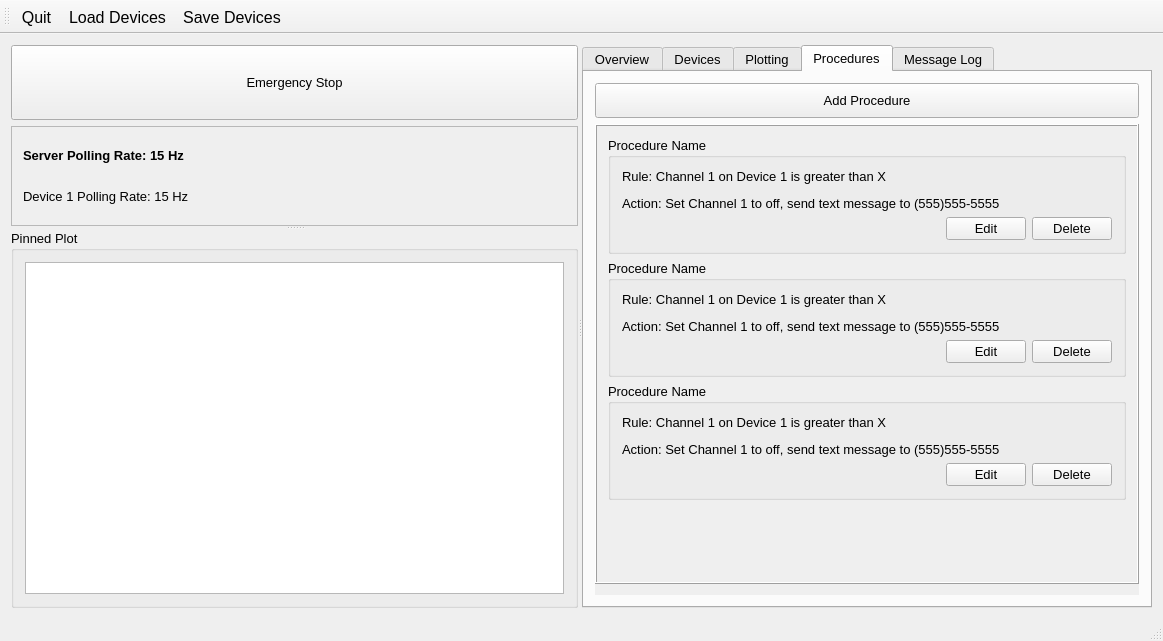
The window that Software/ControlSystem/qt/designer/MainWindow.ui (DanielWinklehner/Ion-Source-Control-System) describes before a commit, drawn with Qt 5.
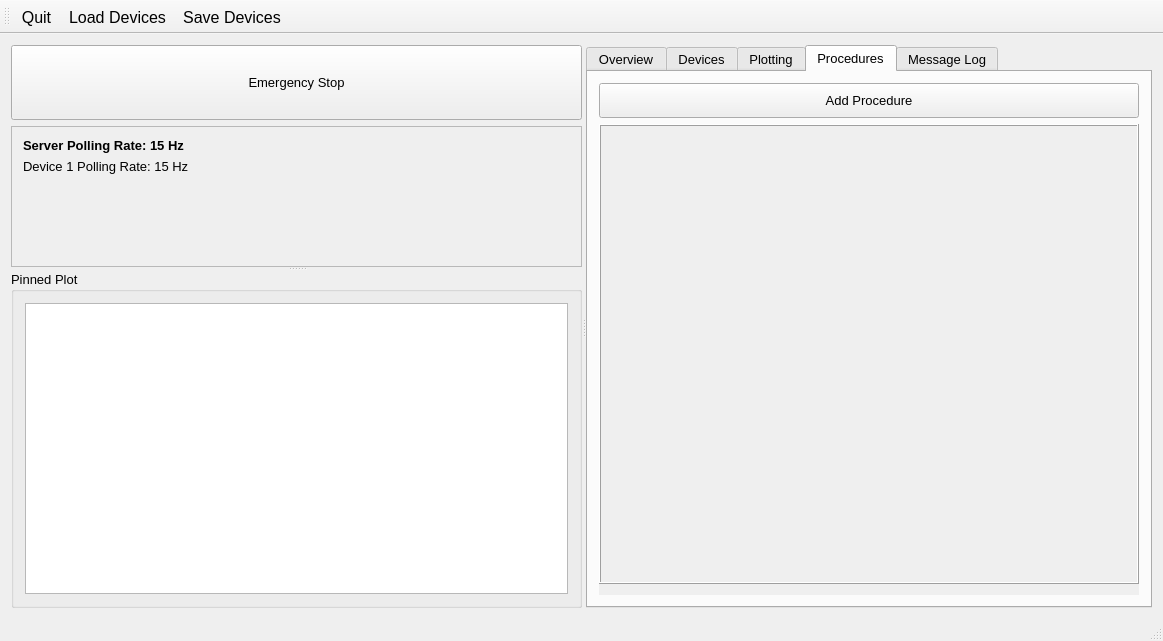
The same window after the commit. The open tabs and pages were chosen to show the change. Custom widgets are drawn as their Qt base class.

The edit to the form file:
```diff
--- a/Software/ControlSystem/qt/designer/MainWindow.ui
+++ b/Software/ControlSystem/qt/designer/MainWindow.ui
@@ -171,6 +171,19 @@
               </property>
              </widget>
             </item>
+            <item>
+             <spacer name="verticalSpacer">
+              <property name="orientation">
+               <enum>Qt::Vertical</enum>
+              </property>
+              <property name="sizeHint" stdset="0">
+               <size>
+                <width>20</width>
+                <height>40</height>
+               </size>
+              </property>
+             </spacer>
+            </item>
            </layout>
           </widget>
           <widget class="QGroupBox" name="gbPinnedPlot">
@@ -505,8 +518,8 @@
              <rect>
               <x>0</x>
               <y>0</y>
-              <width>523</width>
-              <height>575</height>
+              <width>577</width>
+              <height>461</height>
              </rect>
             </property>
             <layout class="QGridLayout" name="gridLayout_10">
@@ -535,192 +548,7 @@
                <property name="frameShadow">
                 <enum>QFrame::Raised</enum>
                </property>
-               <layout class="QVBoxLayout" name="verticalLayout_4">
-                <item>
-                 <widget class="QGroupBox" name="groupBox">
-                  <property name="maximumSize">
-                   <size>
-                    <width>16777215</width>
-                    <height>300</height>
-                   </size>
-                  </property>
-                  <property name="title">
-                   <string>Procedure Name</string>
-                  </property>
-                  <layout class="QGridLayout" name="gridLayout_8">
-                   <item row="0" column="0">
-                    <widget class="QLabel" name="label">
-                     <property name="text">
-                      <string>&lt;html&gt;&lt;head/&gt;&lt;body&gt;&lt;p&gt;Rule: Channel 1 on Device 1 is greater than X&lt;/p&gt;&lt;p&gt;Action: Set Channel 1 to off, send text message to (555)555-5555&lt;/p&gt;&lt;/body&gt;&lt;/html&gt;</string>
-                     </property>
-                     <property name="wordWrap">
-                      <bool>true</bool>
-                     </property>
-                    </widget>
-                   </item>
-                   <item row="1" column="0">
-                    <layout class="QHBoxLayout" name="horizontalLayout">
-                     <item>
-                      <spacer name="horizontalSpacer">
-                       <property name="orientation">
-                        <enum>Qt::Horizontal</enum>
-                       </property>
-                       <property name="sizeHint" stdset="0">
-                        <size>
-                         <width>40</width>
-                         <height>20</height>
-                        </size>
-                       </property>
-                      </spacer>
-                     </item>
-                     <item>
-                      <widget class="QPushButton" name="pushButton">
-                       <property name="text">
-                        <string>Edit</string>
-                       </property>
-                      </widget>
-                     </item>
-                     <item>
-                      <widget class="QPushButton" name="pushButton_2">
-                       <property name="text">
-                        <string>Delete</string>
-                       </property>
-                      </widget>
-                     </item>
-                    </layout>
-                   </item>
-                  </layout>
-                 </widget>
-                </item>
-                <item>
-                 <widget class="QGroupBox" name="groupBox_2">
-                  <property name="maximumSize">
-                   <size>
-                    <width>16777215</width>
-                    <height>300</height>
-                   </size>
-                  </property>
-                  <property name="title">
-                   <string>Procedure Name</string>
-                  </property>
-                  <layout class="QGridLayout" name="gridLayout_11">
-                   <item row="0" column="0">
-                    <widget class="QLabel" name="label_3">
-                     <property name="text">
-                      <string>&lt;html&gt;&lt;head/&gt;&lt;body&gt;&lt;p&gt;Rule: Channel 1 on Device 1 is greater than X&lt;/p&gt;&lt;p&gt;Action: Set Channel 1 to off, send text message to (555)555-5555&lt;/p&gt;&lt;/body&gt;&lt;/html&gt;</string>
-                     </property>
-                     <property name="wordWrap">
-                      <bool>true</bool>
-                     </property>
-                    </widget>
-                   </item>
-                   <item row="1" column="0">
-                    <layout class="QHBoxLayout" name="horizontalLayout_3">
-                     <item>
-                      <spacer name="horizontalSpacer_2">
-                       <property name="orientation">
-                        <enum>Qt::Horizontal</enum>
-                       </property>
-                       <property name="sizeHint" stdset="0">
-                        <size>
-                         <width>40</width>
-                         <height>20</height>
-                        </size>
-                       </property>
-                      </spacer>
-                     </item>
-                     <item>
-                      <widget class="QPushButton" name="pushButton_3">
-                       <property name="text">
-                        <string>Edit</string>
-                       </property>
-                      </widget>
-                     </item>
-                     <item>
-                      <widget class="QPushButton" name="pushButton_4">
-                       <property name="text">
-                        <string>Delete</string>
-                       </property>
-                      </widget>
-                     </item>
-                    </layout>
-                   </item>
-                  </layout>
-                 </widget>
-                </item>
-                <item>
-                 <widget class="QGroupBox" name="groupBox_3">
-                  <property name="maximumSize">
-                   <size>
-                    <width>16777215</width>
-                    <height>300</height>
-                   </size>
-                  </property>
-                  <property name="title">
-                   <string>Procedure Name</string>
-                  </property>
-                  <layout class="QGridLayout" name="gridLayout_12">
-                   <item row="0" column="0">
-                    <widget class="QLabel" name="label_4">
-                     <property name="text">
-                      <string>&lt;html&gt;&lt;head/&gt;&lt;body&gt;&lt;p&gt;Rule: Channel 1 on Device 1 is greater than X&lt;/p&gt;&lt;p&gt;Action: Set Channel 1 to off, send text message to (555)555-5555&lt;/p&gt;&lt;/body&gt;&lt;/html&gt;</string>
-                     </property>
-                     <property name="wordWrap">
-                      <bool>true</bool>
-                     </property>
-                    </widget>
-                   </item>
-                   <item row="1" column="0">
-                    <layout class="QHBoxLayout" name="horizontalLayout_4">
-                     <item>
-                      <spacer name="horizontalSpacer_3">
-                       <property name="orientation">
-                        <enum>Qt::Horizontal</enum>
-                       </property>
-                       <property name="sizeHint" stdset="0">
-                        <size>
-                         <width>40</width>
-                         <height>20</height>
-                        </size>
-                       </property>
-                      </spacer>
-                     </item>
-                     <item>
-                      <widget class="QPushButton" name="pushButton_5">
-                       <property name="text">
-                        <string>Edit</string>
-                       </property>
-                      </widget>
-                     </item>
-                     <item>
-                      <widget class="QPushButton" name="pushButton_6">
-                       <property name="text">
-                        <string>Delete</string>
-                       </property>
-                      </widget>
-                     </item>
-                    </layout>
-                   </item>
-                  </layout>
-                 </widget>
-                </item>
-                <item>
-                 <spacer name="verticalSpacer_2">
-                  <property name="orientation">
-                   <enum>Qt::Vertical</enum>
-                  </property>
-                  <property name="sizeType">
-                   <enum>QSizePolicy::Expanding</enum>
-                  </property>
-                  <property name="sizeHint" stdset="0">
-                   <size>
-                    <width>20</width>
-                    <height>40</height>
-                   </size>
-                  </property>
-                 </spacer>
-                </item>
-               </layout>
+               <layout class="QVBoxLayout" name="vboxProcedures"/>
               </widget>
              </item>
             </layout>
```
Left out of the diff: 8 changed lines with no effect on the pictures.
